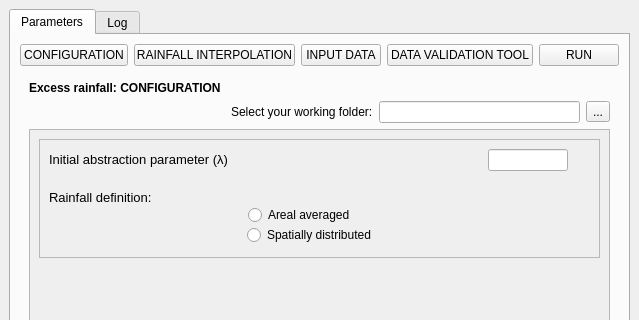
J1Vitor/HidroPixel_test, file hidroPixel_dialog_exec_rainfall.ui: the form before one commit; both pictures show x 0 to 639 and y 0 to 320 of the 639 by 550 pixel window.
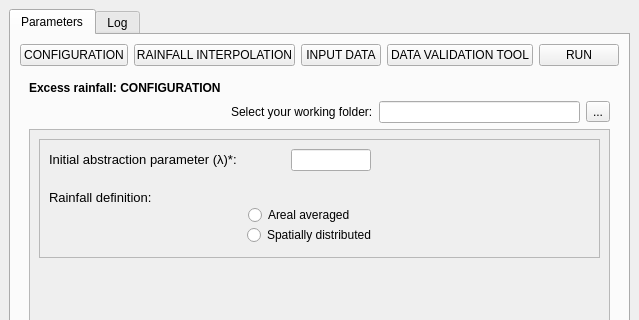
The form after the commit. Icons and pictures are not drawn.

The edit to the form file:
```diff
--- a/hidroPixel_dialog_exec_rainfall.ui
+++ b/hidroPixel_dialog_exec_rainfall.ui
@@ -440,7 +440,7 @@
                          <item row="0" column="0">
                           <widget class="QLabel" name="label_2">
                            <property name="text">
-                            <string>&lt;html&gt;&lt;head/&gt;&lt;body&gt;&lt;p align=&quot;justify&quot;&gt;&lt;span style=&quot; font-size:10pt;&quot;&gt;Initial abstraction parameter (λ)&lt;/span&gt;&lt;/p&gt;&lt;/body&gt;&lt;/html&gt;</string>
+                            <string>&lt;html&gt;&lt;head/&gt;&lt;body&gt;&lt;p align=&quot;justify&quot;&gt;&lt;span style=&quot; font-size:10pt;&quot;&gt;Initial abstraction parameter (λ)*:&lt;/span&gt;&lt;/p&gt;&lt;/body&gt;&lt;/html&gt;</string>
                            </property>
                           </widget>
                          </item>
@@ -480,6 +480,22 @@
                          </property>
                         </widget>
                        </item>
+                       <item row="0" column="2">
+                        <spacer name="horizontalSpacer_13">
+                         <property name="orientation">
+                          <enum>Qt::Horizontal</enum>
+                         </property>
+                         <property name="sizeType">
+                          <enum>QSizePolicy::Fixed</enum>
+                         </property>
+                         <property name="sizeHint" stdset="0">
+                          <size>
+                           <width>197</width>
+                           <height>20</height>
+                          </size>
+                         </property>
+                        </spacer>
+                       </item>
                       </layout>
                      </item>
                      <item row="1" column="0">
```
Left out of the diff: 30 changed lines with no effect on the pictures.
